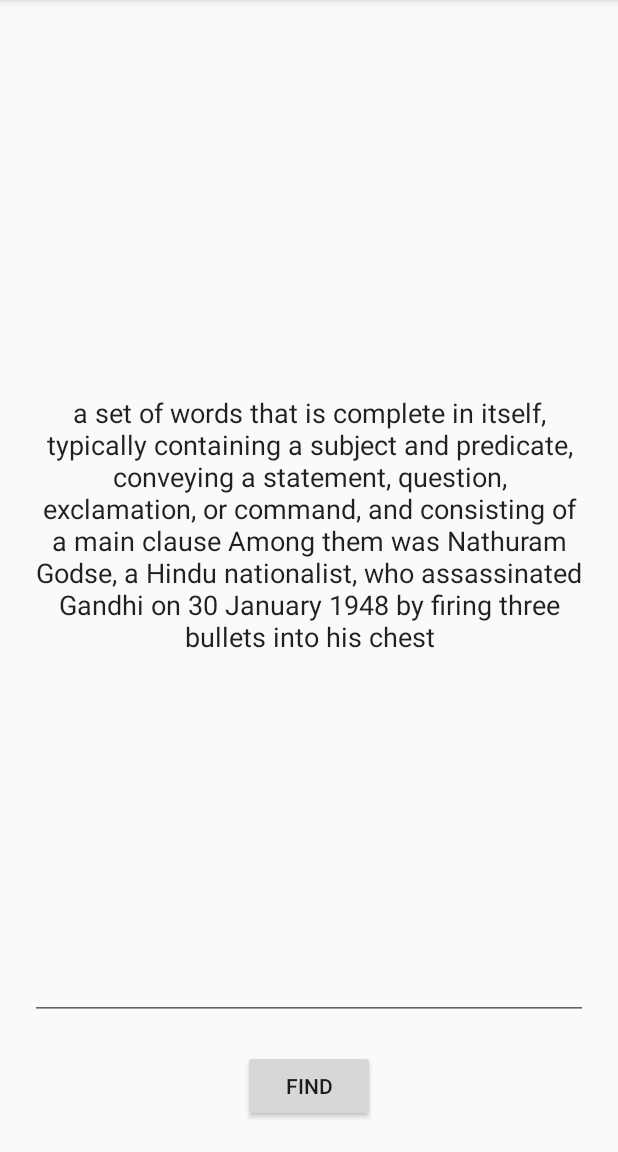
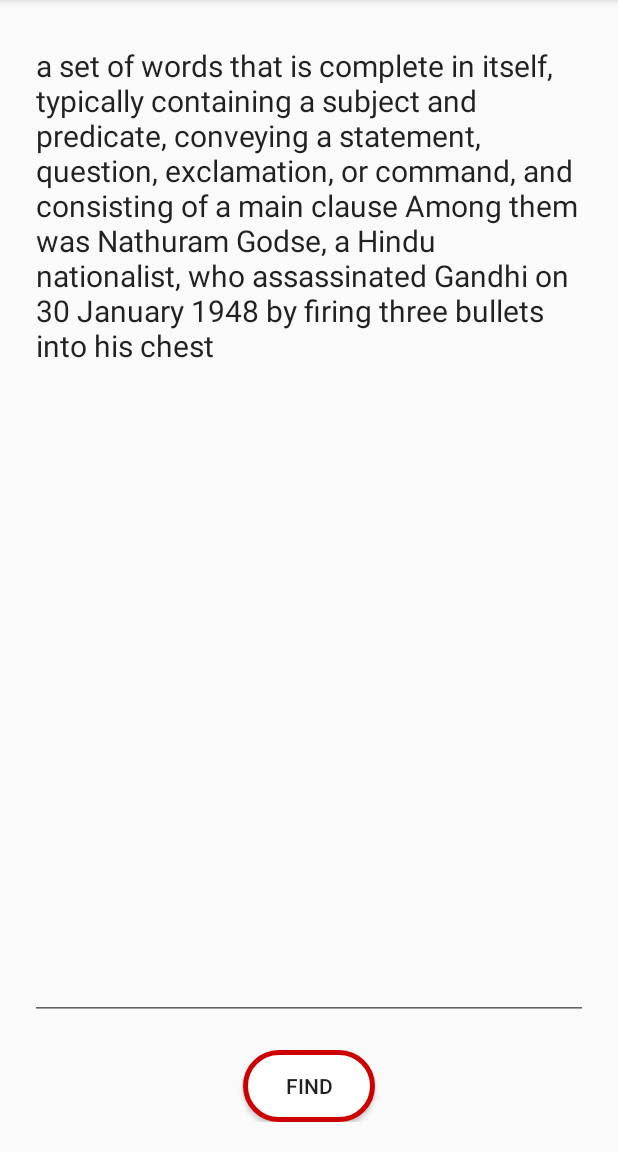
Before and after one commit to akshayrajeev/Meaning-Link, an Android app: the screen it shows after launch (MainActivity), on a phone screen of 412 x 824 dp, the part 84-1236 px from its top. Run offline under Robolectric (Android 15) with nearby library versions, the phone set to English and light mode, and no system bars.

```diff
--- a/app/src/main/java/com/meaninglink/MainActivity.java
+++ b/app/src/main/java/com/meaninglink/MainActivity.java
@@ -11,7 +11,6 @@ import android.os.Bundle;
 import android.text.method.ScrollingMovementMethod;
 import android.view.MotionEvent;
 import android.view.View;
-import android.view.ViewConfiguration;
 import android.view.inputmethod.InputMethodManager;
 import android.widget.Button;
 import android.widget.EditText;
@@ -32,22 +31,16 @@ import java.util.HashMap;
 public class MainActivity extends AppCompatActivity {
     HashMap<String,Word> dictionary;
     AlertDialog.Builder builder;
+    SharedPreferences sharedPreferences;
+    Gson gson;
 
     @Override
     protected void onCreate(Bundle savedInstanceState) {
         super.onCreate(savedInstanceState);
         setContentView(R.layout.activity_main);
 
-        Gson gson = new Gson();
-        SharedPreferences sharedPreferences = getSharedPreferences("pref", MODE_PRIVATE);
-        String dictionaryString = sharedPreferences.getString("dict", "");
-        if(!dictionaryString.equals("")) {
-            Type type = new TypeToken<HashMap<String,Word>>(){}.getType();
-            dictionary = gson.fromJson(dictionaryString, type);
-        }
-        else{
-            dictionary = new HashMap<>();
-        }
+        loadDictionary();
+
         final EditText et_input = findViewById(R.id.activity_main_et_input);
         final TextView tv_result = findViewById(R.id.activity_main_tv_result);
         final Button btn_find = findViewById(R.id.activity_main_btn_find);
@@ -110,7 +103,13 @@ public class MainActivity extends AppCompatActivity {
                         try {
                             if (Character.isLetter(input.charAt(mOffset))) {
                                 String clickedText = getClickedText(input, mOffset);
-                                new getMeaning().execute(clickedText);
+                                if(dictionary.containsKey(clickedText)) {
+                                    Word word = dictionary.get(clickedText);
+                                    builder.setMessage("Phonetic:\n\t\t\t" + word.getPhonetic());
+                                }
+                                else {
+                                    new getMeaning().execute(clickedText);
+                                }
                             }
                         } catch (Exception e) {
                             e.printStackTrace();
@@ -147,6 +146,7 @@ public class MainActivity extends AppCompatActivity {
                 word.setPhonetic(phonetic);
                 dictionary.put(strings[0], word);
                 builder.setMessage("Phonetic:\n\t\t\t" + phonetic);
+                //saveDictionary();
             }catch (IOException e) {
                 e.printStackTrace();
             }
@@ -188,4 +188,24 @@ public class MainActivity extends AppCompatActivity {
 
         return string.substring(startIndex, endIndex);
     }
+
+    private void saveDictionary() {
+        SharedPreferences.Editor editor = sharedPreferences.edit();
+        String hashMap = gson.toJson(dictionary);
+        editor.putString("dict", hashMap);
+        editor.apply();
+    }
+
+    private void loadDictionary() {
+        gson = new Gson();
+        sharedPreferences = getSharedPreferences("pref", MODE_PRIVATE);
+        final String dictionaryString = sharedPreferences.getString("dict", "");
+        if(!dictionaryString.equals("")) {
+            Type type = new TypeToken<HashMap<String,Word>>(){}.getType();
+            dictionary = gson.fromJson(dictionaryString, type);
+        }
+        else{
+            dictionary = new HashMap<>();
+        }
+    }
 }
--- /dev/null
+++ b/app/src/main/res/drawable/find_button_design.xml
@@ -0,0 +1,10 @@
+<?xml version="1.0" encoding="utf-8"?>
+<shape xmlns:android="http://schemas.android.com/apk/res/android"
+    android:shape="rectangle">
+
+    <stroke android:color="@android:color/holo_red_dark"
+        android:width="3dp"/>
+    <corners android:radius="50dp"/>
+    <solid android:color="@android:color/white"/>
+
+</shape>
--- a/app/src/main/res/layout/activity_main.xml
+++ b/app/src/main/res/layout/activity_main.xml
@@ -36,7 +36,7 @@
                     android:id="@+id/activity_main_tv_result"
                     android:layout_width="match_parent"
                     android:layout_height="wrap_content"
-                    android:gravity="center"
+                    android:gravity="start"
                     android:textSize="@dimen/text_size_textview"
                     android:visibility="visible" />
             </LinearLayout>
@@ -46,8 +46,7 @@
             android:id="@+id/activity_main_et_input"
             android:layout_width="0dp"
             android:layout_height="0dp"
-            android:ems="10"
-            android:gravity="center"
+            android:gravity="start"
             android:hint="@string/enter_text_here"
             android:inputType="textMultiLine"
             android:text="a set of words that is complete in itself, typically containing a subject and predicate, conveying a statement, question, exclamation, or command, and consisting of a main clause Among them was Nathuram Godse, a Hindu nationalist, who assassinated Gandhi on 30 January 1948 by firing three bullets into his chest"
@@ -63,6 +62,7 @@
         android:layout_width="wrap_content"
         android:layout_height="wrap_content"
         android:text="Find"
+        android:background="@drawable/find_button_design"
         app:layout_constraintBottom_toBottomOf="parent"
         app:layout_constraintEnd_toEndOf="parent"
         app:layout_constraintStart_toStartOf="parent" />
--- a/app/src/main/res/values-large/dimens.xml
+++ b/app/src/main/res/values-large/dimens.xml
@@ -1,6 +1,6 @@
 <?xml version="1.0" encoding="utf-8"?>
 <resources>
     <dimen name="padding">30dp</dimen>
-    <dimen name="text_size">24sp</dimen>
+    <dimen name="text_size">26sp</dimen>
     <dimen name="text_size_textview">26sp</dimen>
 </resources>
--- a/app/src/main/res/values-normal/dimens.xml
+++ b/app/src/main/res/values-normal/dimens.xml
@@ -1,6 +1,6 @@
 <?xml version="1.0" encoding="utf-8"?>
 <resources>
     <dimen name="padding">20dp</dimen>
-    <dimen name="text_size">18sp</dimen>
+    <dimen name="text_size">20sp</dimen>
     <dimen name="text_size_textview">20sp</dimen>
 </resources>
--- a/app/src/main/res/values-small/dimens.xml
+++ b/app/src/main/res/values-small/dimens.xml
@@ -1,6 +1,6 @@
 <?xml version="1.0" encoding="utf-8"?>
 <resources>
     <dimen name="padding">10dp</dimen>
-    <dimen name="text_size">14sp</dimen>
+    <dimen name="text_size">16sp</dimen>
     <dimen name="text_size_textview">16sp</dimen>
 </resources>
--- a/app/src/main/res/values-xlarge/dimens.xml
+++ b/app/src/main/res/values-xlarge/dimens.xml
@@ -1,6 +1,6 @@
 <?xml version="1.0" encoding="utf-8"?>
 <resources>
     <dimen name="padding">40dp</dimen>
-    <dimen name="text_size">28sp</dimen>
+    <dimen name="text_size">30sp</dimen>
     <dimen name="text_size_textview">30sp</dimen>
 </resources>
--- a/app/src/main/res/values/dimens.xml
+++ b/app/src/main/res/values/dimens.xml
@@ -1,6 +1,6 @@
 <?xml version="1.0" encoding="utf-8"?>
 <resources>
     <dimen name="padding">20dp</dimen>
-    <dimen name="text_size">18sp</dimen>
+    <dimen name="text_size">20sp</dimen>
     <dimen name="text_size_textview">20sp</dimen>
 </resources>
```
